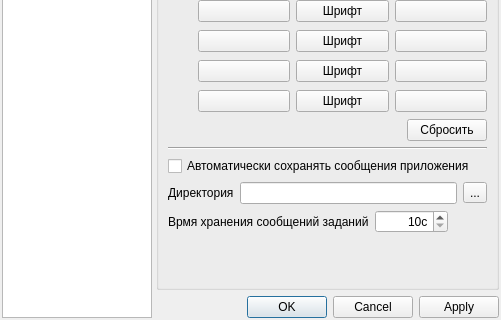
Above: REXLoader/settingsdialog.ui from RA9OAJ/rexloader before the change; both pictures show x 0 to 501 and y 1176 to 1496 of the 501 by 1496 pixel window. Below: the same form after it.
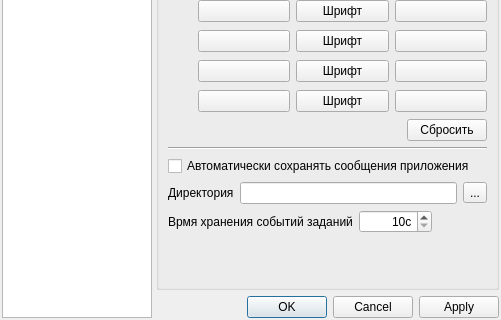
That is the form after the change. Icons and pictures are not drawn. Custom widgets are drawn as their Qt base class.

Commit message:
Доработки: 1. Реализовано автоматическое сохранение событий программы в файл.
Исправления:
1. Исправлена дирктория поумолчанию с неверной %home%/./rexloader/logs
на %home%/.rexloader/logs

The edit to the form file:
```diff
--- a/REXLoader/settingsdialog.ui
+++ b/REXLoader/settingsdialog.ui
@@ -1672,7 +1672,7 @@
             <item>
              <widget class="QLabel" name="label_26">
               <property name="text">
-               <string comment="Время отсчета начинается только после завершения задания">Врмя хранения сообщений заданий</string>
+               <string comment="Время отсчета начинается только после завершения задания">Врмя хранения событий заданий</string>
               </property>
              </widget>
             </item>
```
The commit also changes 7 other files.
